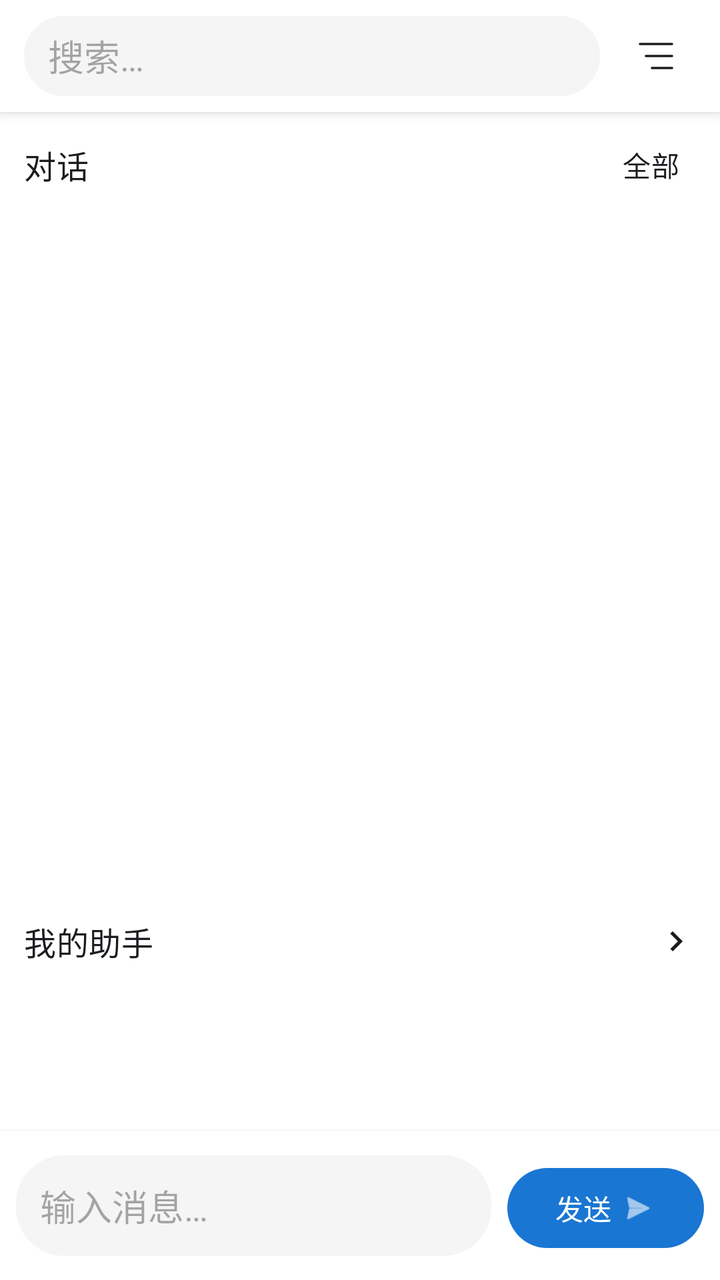
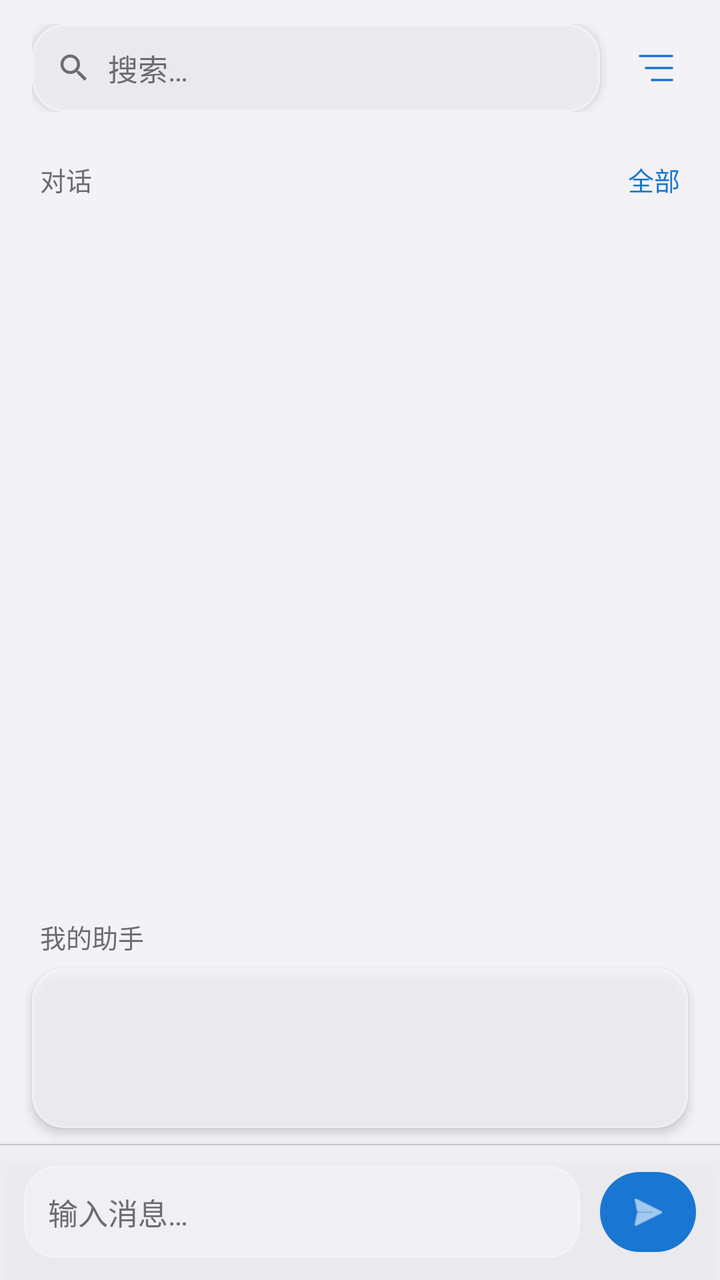

Before-and-after screenshots of an Android layout around one commit, followed by the original layout XML and the change that was made.
<!-- AndroidManifest.xml: activity theme Theme.AIChat -->
<!-- res/layout/activity_main.xml -->
<?xml version="1.0" encoding="utf-8"?>
<LinearLayout xmlns:android="http://schemas.android.com/apk/res/android"
    xmlns:app="http://schemas.android.com/apk/res-auto"
    android:layout_width="match_parent"
    android:layout_height="match_parent"
    android:orientation="vertical"
    android:fitsSystemWindows="true"
    android:background="@color/home_background">

    <LinearLayout
        android:layout_width="match_parent"
        android:layout_height="wrap_content"
        android:orientation="horizontal"
        android:gravity="center_vertical"
        android:paddingHorizontal="12dp"
        android:paddingVertical="8dp"
        android:background="?attr/colorSurface"
        android:elevation="4dp">
        <EditText
            android:id="@+id/searchEdit"
            android:layout_width="0dp"
            android:layout_weight="1"
            android:layout_height="40dp"
            android:hint="@string/search_hint"
            android:inputType="text"
            android:imeOptions="actionSearch"
            android:background="@drawable/input_background"
            android:paddingHorizontal="12dp"
            android:layout_marginEnd="8dp" />
        
        <ImageButton
            android:id="@+id/btnSettings"
            android:layout_width="40dp"
            android:layout_height="40dp"
            android:contentDescription="@string/settings"
            android:src="@drawable/ic_action_menu"
            android:background="?attr/selectableItemBackgroundBorderless"
            app:tint="?attr/colorOnSurface" />
    </LinearLayout>

    <LinearLayout
        android:layout_width="match_parent"
        android:layout_height="wrap_content"
        android:orientation="horizontal"
        android:gravity="center_vertical"
        android:paddingHorizontal="12dp"
        android:paddingTop="12dp"
        android:paddingBottom="4dp">
        <TextView
            android:layout_width="0dp"
            android:layout_height="wrap_content"
            android:layout_weight="1"
            android:text="对话"
            android:textAppearance="?attr/textAppearanceTitleMedium" />
        
        <TextView
            android:id="@+id/btnAllConversations"
            android:layout_width="wrap_content"
            android:layout_height="wrap_content"
            android:text="全部"
            android:textAppearance="?attr/textAppearanceBodyMedium"
            android:paddingHorizontal="8dp"
            android:paddingVertical="4dp"
            android:background="?attr/selectableItemBackground"
            android:clickable="true"
            android:focusable="true" />
    </LinearLayout>

    <androidx.recyclerview.widget.RecyclerView
        android:id="@+id/sessionList"
        android:layout_width="match_parent"
        android:layout_height="0dp"
        android:layout_weight="1"
        android:paddingHorizontal="8dp"
        android:paddingBottom="8dp"
        android:clipToPadding="false" />

    <LinearLayout
        android:id="@+id/headerMyAssistants"
        android:layout_width="match_parent"
        android:layout_height="wrap_content"
        android:minHeight="52dp"
        android:orientation="horizontal"
        android:gravity="center_vertical"
        android:paddingHorizontal="12dp"
        android:paddingTop="10dp"
        android:paddingBottom="8dp"
        android:background="?attr/colorSurface"
        android:clickable="true"
        android:focusable="true">
        <TextView
            android:layout_width="0dp"
            android:layout_height="wrap_content"
            android:layout_weight="1"
            android:text="@string/my_assistants"
            android:textAppearance="?attr/textAppearanceTitleMedium" />
        <ImageView
            android:layout_width="20dp"
            android:layout_height="20dp"
            android:src="@drawable/ic_chevron_right"
            app:tint="?attr/colorOnSurface" />
    </LinearLayout>

    <androidx.recyclerview.widget.RecyclerView
        android:id="@+id/recyclerHomeAssistants"
        android:layout_width="match_parent"
        android:layout_height="70dp"
        android:paddingHorizontal="8dp"
        android:paddingBottom="4dp"
        android:background="?attr/colorSurface" />

    <LinearLayout
        android:layout_width="match_parent"
        android:layout_height="wrap_content"
        android:orientation="horizontal"
        android:paddingHorizontal="8dp"
        android:paddingVertical="12dp"
        android:background="?attr/colorSurface"
        android:elevation="4dp">
        <EditText
            android:id="@+id/inputEdit"
            android:layout_width="0dp"
            android:layout_height="wrap_content"
            android:layout_weight="1"
            android:hint="@string/chat_hint"
            android:inputType="textMultiLine|textCapSentences"
            android:maxLines="4"
            android:minHeight="48dp"
            android:background="@drawable/input_background"
            android:padding="12dp"
            android:layout_marginEnd="8dp" />
        
        <com.google.android.material.button.MaterialButton
            android:id="@+id/sendButton"
            android:layout_width="wrap_content"
            android:layout_height="48dp"
            android:text="@string/send"
            app:icon="@android:drawable/ic_menu_send"
            app:iconGravity="textEnd"
            app:iconPadding="4dp" />
    </LinearLayout>
</LinearLayout>
<!-- resources referenced by this layout -->
<resources>
  <color name="home_background">#FFFFFFFF</color>
  <!-- drawable ic_chevron_right (drawable) -->
  <?xml version="1.0" encoding="utf-8"?>
  <vector xmlns:android="http://schemas.android.com/apk/res/android"
      android:width="24dp"
      android:height="24dp"
      android:viewportWidth="24"
      android:viewportHeight="24">
      <path
          android:fillColor="#000000"
          android:pathData="M10,6L8.59,7.41 13.17,12l-4.58,4.59L10,18l6,-6z"/>
  </vector>
  <!-- drawable input_background (drawable) -->
  <?xml version="1.0" encoding="utf-8"?>
  <shape xmlns:android="http://schemas.android.com/apk/res/android"
      android:shape="rectangle">
      <solid android:color="#F5F5F5" />
      <corners android:radius="24dp" />
  </shape>
  <string name="chat_hint">输入消息…</string>
  <string name="my_assistants">我的助手</string>
  <string name="search_hint">搜索…</string>
  <string name="send">发送</string>
  <string name="settings">设置</string>
  <color name="primary">#1976D2</color>
  <color name="on_primary">#FFFFFF</color>
  <color name="surface">#FFFFFF</color>
  <color name="primary_blue_subtle">#F5FAFF</color>
  <color name="primary_blue_light">#E3F2FD</color>
  <color name="primary_blue_deep">#0D47A1</color>
  <style name="ThemeOverlay.AIChat.MaterialAlertDialog" parent="ThemeOverlay.Material3.MaterialAlertDialog">
          <item name="backgroundTint">@color/dialog_surface_bg</item>
          <item name="android:windowBackground">@drawable/bg_material_alert_dialog</item>
          <item name="colorSurface">@color/dialog_surface_bg</item>
          <item name="elevationOverlayEnabled">false</item>
      </style>
  <color name="dialog_surface_bg">#FFFDFEFF</color>
  <!-- drawable bg_material_alert_dialog (drawable) -->
  <?xml version="1.0" encoding="utf-8"?>
  <shape xmlns:android="http://schemas.android.com/apk/res/android"
      android:shape="rectangle">
      <corners android:radius="28dp" />
      <solid android:color="@color/dialog_surface_bg" />
  </shape>
  <!-- unchanged entries left out for length: 2 -->
</resources>

<!-- the commit's change to res/layout/activity_main.xml (unified diff, before → after) -->
@@ -5,28 +5,52 @@
     android:layout_height="match_parent"
     android:orientation="vertical"
     android:fitsSystemWindows="true"
-    android:background="@color/home_background">
+    android:background="@color/ios_grouped_bg">
 
+    
     <LinearLayout
         android:layout_width="match_parent"
         android:layout_height="wrap_content"
         android:orientation="horizontal"
         android:gravity="center_vertical"
-        android:paddingHorizontal="12dp"
-        android:paddingVertical="8dp"
-        android:background="?attr/colorSurface"
-        android:elevation="4dp">
-        <EditText
-            android:id="@+id/searchEdit"
+        android:paddingStart="16dp"
+        android:paddingEnd="12dp"
+        android:paddingTop="12dp"
+        android:paddingBottom="8dp"
+        android:background="@color/ios_grouped_bg">
+
+        
+        <LinearLayout
             android:layout_width="0dp"
             android:layout_weight="1"
-            android:layout_height="40dp"
-            android:hint="@string/search_hint"
-            android:inputType="text"
-            android:imeOptions="actionSearch"
-            android:background="@drawable/input_background"
-            android:paddingHorizontal="12dp"
-            android:layout_marginEnd="8dp" />
+            android:layout_height="44dp"
+            android:orientation="horizontal"
+            android:gravity="center_vertical"
+            android:paddingStart="12dp"
+            android:paddingEnd="8dp"
+            android:layout_marginEnd="8dp"
+            android:background="@drawable/bg_glass_toolbar"
+            android:elevation="3dp">
+            <ImageView
+                android:layout_width="18dp"
+                android:layout_height="18dp"
+                android:src="@drawable/ic_search"
+                android:layout_marginEnd="8dp"
+                app:tint="@color/ios_section_label" />
+            <EditText
+                android:id="@+id/searchEdit"
+                android:layout_width="0dp"
+                android:layout_weight="1"
+                android:layout_height="match_parent"
+                android:hint="@string/search_hint"
+                android:inputType="text"
+                android:imeOptions="actionSearch"
+                android:background="@android:color/transparent"
+                android:textSize="15sp"
+                android:textColor="?attr/colorOnSurface"
+                android:textColorHint="@color/ios_section_label" />
+        </LinearLayout>
+
         
         <ImageButton
             android:id="@+id/btnSettings"
@@ -35,30 +59,33 @@
             android:contentDescription="@string/settings"
             android:src="@drawable/ic_action_menu"
             android:background="?attr/selectableItemBackgroundBorderless"
-            app:tint="?attr/colorOnSurface" />
+            app:tint="?attr/colorPrimary" />
     </LinearLayout>
 
+    
     <LinearLayout
         android:layout_width="match_parent"
         android:layout_height="wrap_content"
         android:orientation="horizontal"
         android:gravity="center_vertical"
-        android:paddingHorizontal="12dp"
+        android:paddingStart="20dp"
+        android:paddingEnd="12dp"
         android:paddingTop="12dp"
-        android:paddingBottom="4dp">
+        android:paddingBottom="6dp">
         <TextView
             android:layout_width="0dp"
             android:layout_height="wrap_content"
             android:layout_weight="1"
             android:text="对话"
-            android:textAppearance="?attr/textAppearanceTitleMedium" />
-        
+            android:textSize="13sp"
+            android:textColor="@color/ios_section_label" />
         <TextView
             android:id="@+id/btnAllConversations"
             android:layout_width="wrap_content"
             android:layout_height="wrap_content"
             android:text="全部"
-            android:textAppearance="?attr/textAppearanceBodyMedium"
+            android:textSize="13sp"
+            android:textColor="?attr/colorPrimary"
             android:paddingHorizontal="8dp"
             android:paddingVertical="4dp"
             android:background="?attr/selectableItemBackground"
@@ -66,57 +93,59 @@
             android:focusable="true" />
     </LinearLayout>
 
+    
     <androidx.recyclerview.widget.RecyclerView
         android:id="@+id/sessionList"
         android:layout_width="match_parent"
         android:layout_height="0dp"
         android:layout_weight="1"
-        android:paddingHorizontal="8dp"
         android:paddingBottom="8dp"
         android:clipToPadding="false" />
 
+    
+    <TextView
+        android:layout_width="match_parent"
+        android:layout_height="wrap_content"
+        android:text="@string/my_assistants"
+        android:textSize="13sp"
+        android:textColor="@color/ios_section_label"
+        android:paddingStart="20dp"
+        android:paddingEnd="20dp"
+        android:paddingTop="12dp"
+        android:paddingBottom="6dp" />
+
+    
     <LinearLayout
         android:id="@+id/headerMyAssistants"
         android:layout_width="match_parent"
         android:layout_height="wrap_content"
-        android:minHeight="52dp"
-        android:orientation="horizontal"
-        android:gravity="center_vertical"
-        android:paddingHorizontal="12dp"
-        android:paddingTop="10dp"
-        android:paddingBottom="8dp"
-        android:background="?attr/colorSurface"
+        android:orientation="vertical"
+        android:layout_marginStart="16dp"
+        android:layout_marginEnd="16dp"
+        android:layout_marginBottom="8dp"
+        android:background="@drawable/bg_glass_toolbar"
+        android:elevation="3dp"
         android:clickable="true"
         android:focusable="true">
-        <TextView
-            android:layout_width="0dp"
-            android:layout_height="wrap_content"
-            android:layout_weight="1"
-            android:text="@string/my_assistants"
-            android:textAppearance="?attr/textAppearanceTitleMedium" />
-        <ImageView
-            android:layout_width="20dp"
-            android:layout_height="20dp"
-            android:src="@drawable/ic_chevron_right"
-            app:tint="?attr/colorOnSurface" />
+        <androidx.recyclerview.widget.RecyclerView
+            android:id="@+id/recyclerHomeAssistants"
+            android:layout_width="match_parent"
+            android:layout_height="80dp"
+            android:paddingHorizontal="8dp"
+            android:paddingVertical="4dp"
+            android:nestedScrollingEnabled="false" />
     </LinearLayout>
 
-    <androidx.recyclerview.widget.RecyclerView
-        android:id="@+id/recyclerHomeAssistants"
-        android:layout_width="match_parent"
-        android:layout_height="70dp"
-        android:paddingHorizontal="8dp"
-        android:paddingBottom="4dp"
-        android:background="?attr/colorSurface" />
-
+    
     <LinearLayout
         android:layout_width="match_parent"
         android:layout_height="wrap_content"
         android:orientation="horizontal"
-        android:paddingHorizontal="8dp"
-        android:paddingVertical="12dp"
-        android:background="?attr/colorSurface"
-        android:elevation="4dp">
+        android:paddingHorizontal="12dp"
+        android:paddingVertical="10dp"
+        android:background="@drawable/bg_glass_bottom_bar"
+        android:elevation="6dp"
+        android:gravity="center_vertical">
         <EditText
             android:id="@+id/inputEdit"
             android:layout_width="0dp"
@@ -125,18 +154,25 @@
             android:hint="@string/chat_hint"
             android:inputType="textMultiLine|textCapSentences"
             android:maxLines="4"
-            android:minHeight="48dp"
-            android:background="@drawable/input_background"
+            android:minHeight="44dp"
+            android:background="@drawable/bg_glass_toolbar"
             android:padding="12dp"
-            android:layout_marginEnd="8dp" />
-        
+            android:layout_marginEnd="10dp"
+            android:textSize="15sp"
+            android:textColor="?attr/colorOnSurface"
+            android:textColorHint="@color/ios_section_label" />
         <com.google.android.material.button.MaterialButton
             android:id="@+id/sendButton"
-            android:layout_width="wrap_content"
+            android:layout_width="48dp"
             android:layout_height="48dp"
-            android:text="@string/send"
+            android:padding="0dp"
+            android:minWidth="0dp"
+            android:minHeight="0dp"
             app:icon="@android:drawable/ic_menu_send"
-            app:iconGravity="textEnd"
-            app:iconPadding="4dp" />
+            app:iconGravity="textStart"
+            app:iconPadding="0dp"
+            app:iconSize="22dp"
+            app:cornerRadius="24dp" />
     </LinearLayout>
+
 </LinearLayout>
<!-- resource entries referenced after the edit -->
@@ -1,7 +1,43 @@
 <!-- resources referenced by this layout -->
 <resources>
-  <color name="home_background">#FFFFFFFF</color>
-  <!-- drawable ic_chevron_right (drawable) -->
+  <color name="ios_grouped_bg">#F2F2F7</color>
+  <color name="ios_section_label">#6C6C70</color>
+  <!-- drawable bg_glass_bottom_bar (drawable) -->
+  <?xml version="1.0" encoding="utf-8"?>
+  <layer-list xmlns:android="http://schemas.android.com/apk/res/android">
+      <item>
+          <shape android:shape="rectangle">
+              <solid android:color="@color/glass_surface" />
+          </shape>
+      </item>
+      
+      <item android:bottom="-2dp" android:left="-2dp" android:right="-2dp">
+          <shape android:shape="rectangle">
+              <solid android:color="@android:color/transparent" />
+              <stroke android:width="0.5dp" android:color="@color/ios_separator" />
+          </shape>
+      </item>
+  </layer-list>
+  <!-- drawable bg_glass_toolbar (drawable) -->
+  <?xml version="1.0" encoding="utf-8"?>
+  <layer-list xmlns:android="http://schemas.android.com/apk/res/android">
+      
+      <item>
+          <shape android:shape="rectangle">
+              <solid android:color="@color/glass_surface" />
+              <corners android:radius="16dp" />
+          </shape>
+      </item>
+      
+      <item>
+          <shape android:shape="rectangle">
+              <solid android:color="@android:color/transparent" />
+              <stroke android:width="1dp" android:color="@color/glass_stroke" />
+              <corners android:radius="16dp" />
+          </shape>
+      </item>
+  </layer-list>
+  <!-- drawable ic_search (drawable) -->
   <?xml version="1.0" encoding="utf-8"?>
   <vector xmlns:android="http://schemas.android.com/apk/res/android"
       android:width="24dp"
@@ -9,21 +45,16 @@
       android:viewportWidth="24"
       android:viewportHeight="24">
       <path
-          android:fillColor="#000000"
-          android:pathData="M10,6L8.59,7.41 13.17,12l-4.58,4.59L10,18l6,-6z"/>
+          android:fillColor="@android:color/black"
+          android:pathData="M15.5,14h-0.79l-0.28,-0.27C15.41,12.59 16,11.11 16,9.5 16,5.91 13.09,3 9.5,3S3,5.91 3,9.5 5.91,16 9.5,16c1.61,0 3.09,-0.59 4.23,-1.57l0.27,0.28v0.79l5,4.99L20.49,19l-4.99,-5zM9.5,14C7.01,14 5,11.99 5,9.5S7.01,5 9.5,5 14,7.01 14,9.5 11.99,14 9.5,14z"/>
   </vector>
-  <!-- drawable input_background (drawable) -->
-  <?xml version="1.0" encoding="utf-8"?>
-  <shape xmlns:android="http://schemas.android.com/apk/res/android"
-      android:shape="rectangle">
-      <solid android:color="#F5F5F5" />
-      <corners android:radius="24dp" />
-  </shape>
   <string name="chat_hint">输入消息…</string>
   <string name="my_assistants">我的助手</string>
   <string name="search_hint">搜索…</string>
-  <string name="send">发送</string>
   <string name="settings">设置</string>
+  <color name="glass_surface">#CCF2F2F7</color>
+  <color name="ios_separator">#C8C7CC</color>
+  <color name="glass_stroke">#40FFFFFF</color>
   <color name="primary">#1976D2</color>
   <color name="on_primary">#FFFFFF</color>
   <color name="surface">#FFFFFF</color>
